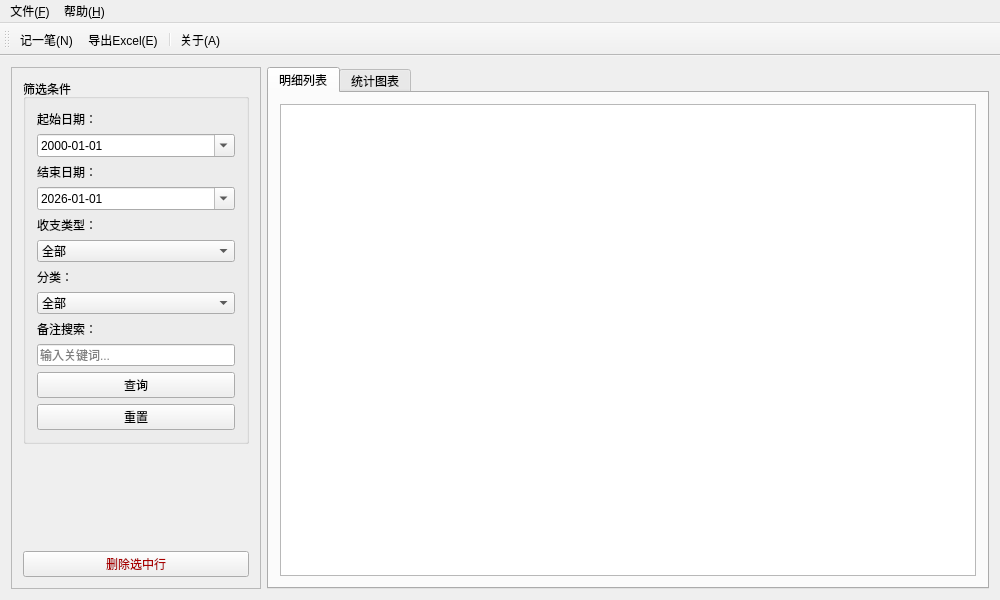
This is mainwindow.ui in Carlo-Chan/FinanceManager as Qt 5 draws it before an edit. The edited form follows.
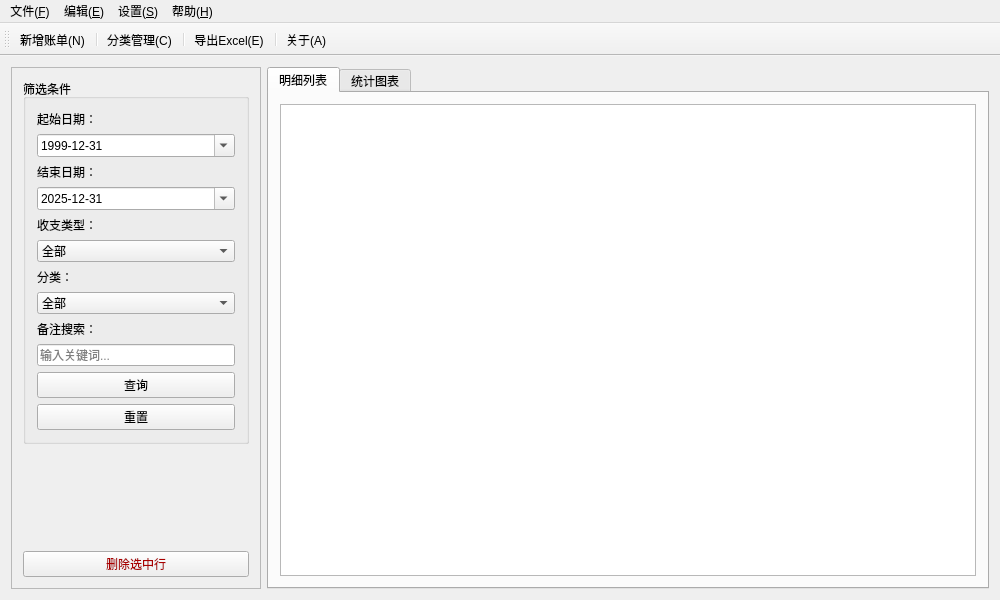
This is the edited form. Icons and pictures are not drawn. Custom widgets are drawn as their Qt base class.

Commit message: feat: 新增“分类管理”UI

```diff
--- a/mainwindow.ui
+++ b/mainwindow.ui
@@ -60,9 +60,9 @@
               <hour>0</hour>
               <minute>0</minute>
               <second>0</second>
-              <year>2000</year>
-              <month>1</month>
-              <day>1</day>
+              <year>1999</year>
+              <month>12</month>
+              <day>31</day>
              </datetime>
             </property>
             <property name="displayFormat">
@@ -87,9 +87,9 @@
               <hour>0</hour>
               <minute>0</minute>
               <second>0</second>
-              <year>2026</year>
-              <month>1</month>
-              <day>1</day>
+              <year>2025</year>
+              <month>12</month>
+              <day>31</day>
              </datetime>
             </property>
             <property name="displayFormat">
@@ -302,7 +302,21 @@
     </property>
     <addaction name="actionAbout"/>
    </widget>
+   <widget class="QMenu" name="menu_S">
+    <property name="title">
+     <string>设置(&amp;S)</string>
+    </property>
+    <addaction name="actionManageCategory"/>
+   </widget>
+   <widget class="QMenu" name="menu_E">
+    <property name="title">
+     <string>编辑(&amp;E)</string>
+    </property>
+    <addaction name="actionAddRecord"/>
+   </widget>
    <addaction name="menuFile"/>
+   <addaction name="menu_E"/>
+   <addaction name="menu_S"/>
    <addaction name="menu"/>
   </widget>
   <widget class="QToolBar" name="mainToolBar">
@@ -316,6 +330,9 @@
     <bool>false</bool>
    </attribute>
    <addaction name="actionAddRecord"/>
+   <addaction name="separator"/>
+   <addaction name="actionManageCategory"/>
+   <addaction name="separator"/>
    <addaction name="actionExport"/>
    <addaction name="separator"/>
    <addaction name="actionAbout"/>
@@ -326,7 +343,7 @@
      <normaloff>:/img/add.svg</normaloff>:/img/add.svg</iconset>
    </property>
    <property name="text">
-    <string>记一笔(&amp;N)</string>
+    <string>新增账单(&amp;N)</string>
    </property>
    <property name="toolTip">
     <string>添加新的账单记录</string>
@@ -374,6 +391,21 @@
     <enum>QAction::MenuRole::AboutRole</enum>
    </property>
   </action>
+  <action name="actionManageCategory">
+   <property name="icon">
+    <iconset resource="img.qrc">
+     <normaloff>:/img/style.svg</normaloff>:/img/style.svg</iconset>
+   </property>
+   <property name="text">
+    <string>分类管理(&amp;C)</string>
+   </property>
+   <property name="shortcut">
+    <string>Ctrl+Shift+C</string>
+   </property>
+   <property name="menuRole">
+    <enum>QAction::MenuRole::NoRole</enum>
+   </property>
+  </action>
  </widget>
  <layoutdefault spacing="6" margin="11"/>
  <customwidgets>
```
Left out of the diff: 1 changed line with no effect on the pictures. The commit also changes 9 other files.
